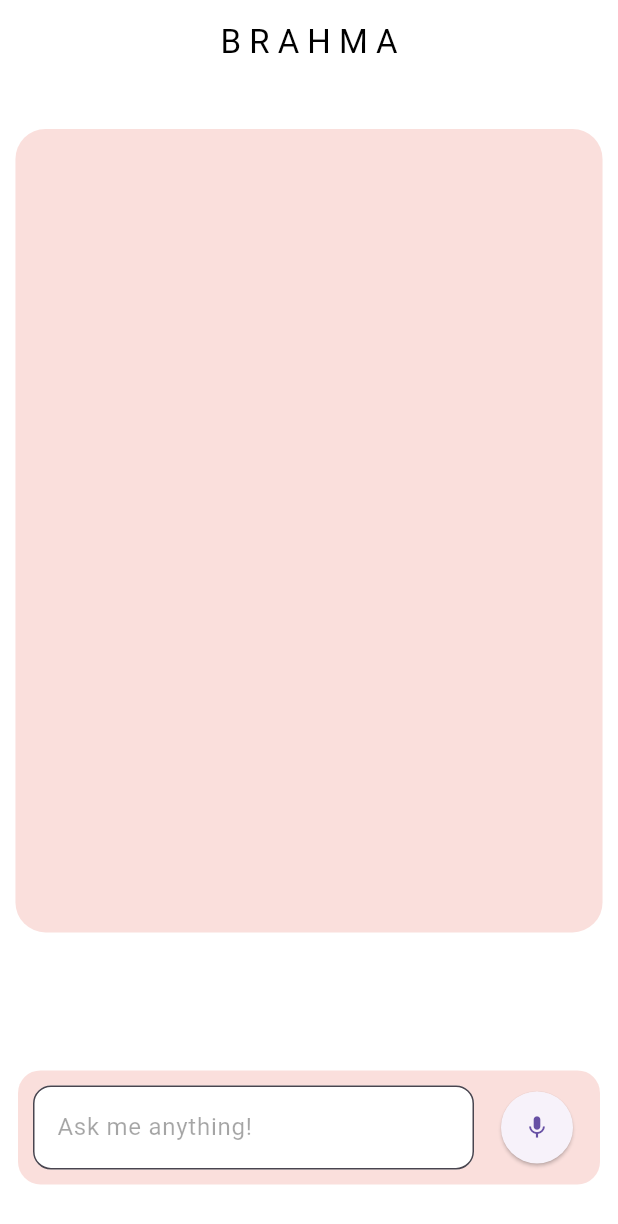
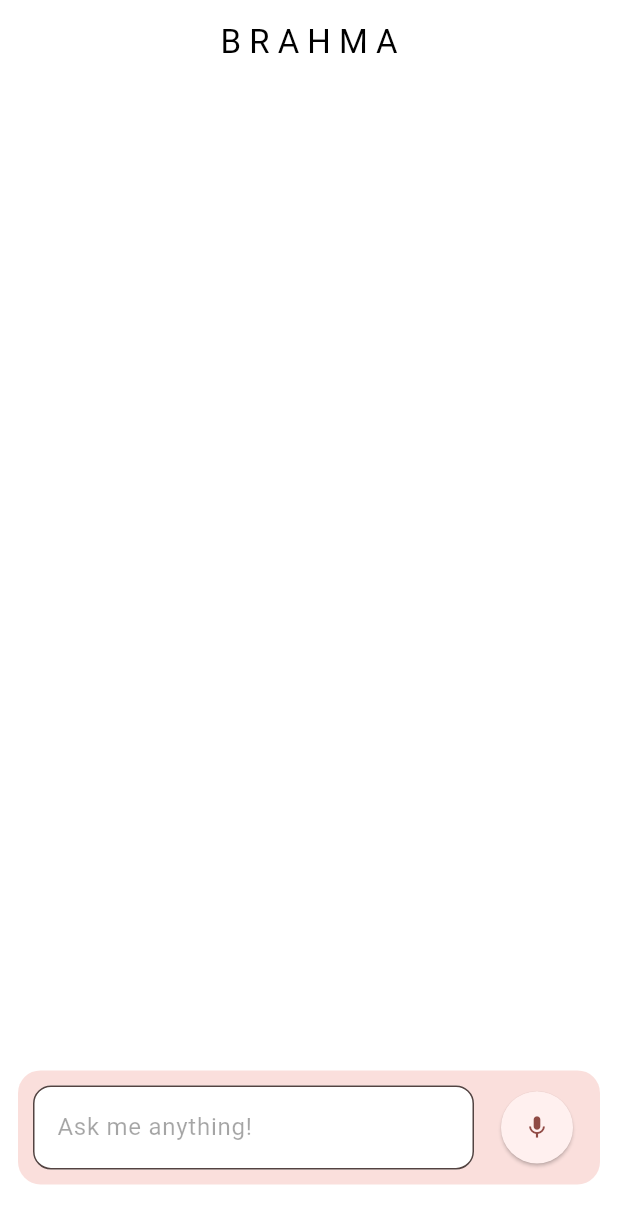
Before and after one commit to Utkarsh4517/Brahma-ChatGPT-Dall-E-Flutter, a Flutter app: the screen it shows after launch, on a phone screen of 412 x 824 dp. Shown: the top 1224 px of the screen. Run offline on Flutter 3.47's test engine with Material 2 defaults, Android fonts, the phone set to English and light mode, and no system bars; drawn by our look-alikes of dynamic_color; our stand-ins replace flutter_riverpod, speech_to_text; missing offline and left inert: chat_gpt_sdk.

Commit message:
added material you design

```diff
--- a/lib/main.dart
+++ b/lib/main.dart
@@ -1,20 +1,48 @@
+import 'package:dynamic_color/dynamic_color.dart';
 import 'package:brahma/screens/chat_screen.dart';
 import 'package:flutter/material.dart';
 import 'package:flutter_riverpod/flutter_riverpod.dart';
 
+
 void main() {
   runApp(const ProviderScope(child: MyApp()));
 }
+
+Color brandColor = const Color(0XFFFADFDC);
+
+
 
 class MyApp extends StatelessWidget {
   const MyApp({super.key});
 
   @override
   Widget build(BuildContext context) {
-    return MaterialApp(
-      theme: ThemeData(useMaterial3: true),
-      debugShowCheckedModeBanner: false,
-      home:  const ChatScreen(),
-    );
+
+    return DynamicColorBuilder(
+        builder: (ColorScheme? lightDynamic, ColorScheme? dark) {
+      ColorScheme lightColorScheme;
+      ColorScheme darkColorScheme;
+
+
+      if (lightDynamic != null && dark != null) {
+        lightColorScheme = lightDynamic.harmonized()..copyWith();
+        lightColorScheme = lightColorScheme.copyWith(secondary: brandColor);
+        darkColorScheme = dark.harmonized();
+      } else {
+        lightColorScheme = ColorScheme.fromSeed(seedColor: brandColor);
+        darkColorScheme = ColorScheme.fromSeed(
+          seedColor: brandColor,
+          brightness: Brightness.dark,
+        );
+      }
+      return MaterialApp(
+        theme: ThemeData(
+          useMaterial3: true,
+          colorScheme: lightColorScheme,
+        ),
+        debugShowCheckedModeBanner: false,
+        home: const ChatScreen(),
+      );
+    });
   }
 }
--- a/lib/screens/chat_screen.dart
+++ b/lib/screens/chat_screen.dart
@@ -1,3 +1,4 @@
+import 'package:brahma/main.dart';
 import 'package:brahma/provider/chats_provider.dart';
 import 'package:brahma/widgets/chat_item.dart';
 import 'package:brahma/widgets/text_and_voice_field.dart';
@@ -9,6 +10,8 @@ class ChatScreen extends StatelessWidget {
 
   @override
   Widget build(BuildContext context) {
+
+
     return Scaffold(
       backgroundColor: Colors.white,
       appBar: AppBar(
@@ -32,7 +35,6 @@ class ChatScreen extends StatelessWidget {
               width: MediaQuery.of(context).size.width * 0.95,
               height: MediaQuery.of(context).size.height * 0.65,
               decoration: BoxDecoration(
-                color: const Color.fromARGB(255, 250, 223, 220),
                 borderRadius:
                     BorderRadius.circular(20), // Update the border radius here
               ),
```
